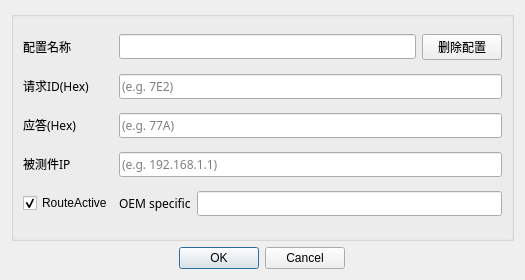
First picture: the form in UI/DoIPConfigUI.ui, repository YEZZESDXHN/DoIP_Client, before the edit.
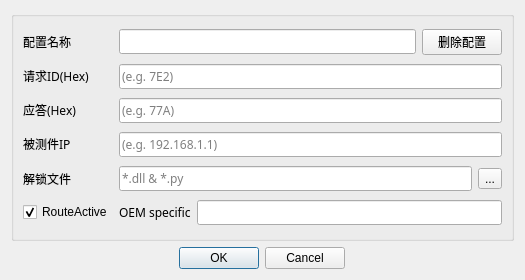
Second picture: the form after the edit.

```diff
--- a/UI/DoIPConfigUI.ui
+++ b/UI/DoIPConfigUI.ui
@@ -263,6 +263,47 @@
           </item>
          </layout>
         </item>
+        <item>
+         <layout class="QHBoxLayout" name="horizontalLayout_8" stretch="0,0,0">
+          <item>
+           <widget class="QLabel" name="label_4">
+            <property name="minimumSize">
+             <size>
+              <width>90</width>
+              <height>0</height>
+             </size>
+            </property>
+            <property name="font">
+             <font>
+              <family>微软雅黑</family>
+             </font>
+            </property>
+            <property name="text">
+             <string>解锁文件</string>
+            </property>
+           </widget>
+          </item>
+          <item>
+           <widget class="QLineEdit" name="lineEdit_GenerateKeyExOptPath">
+            <property name="font">
+             <font>
+              <family>微软雅黑</family>
+             </font>
+            </property>
+            <property name="placeholderText">
+             <string>*.dll &amp; *.py</string>
+            </property>
+           </widget>
+          </item>
+          <item>
+           <widget class="QToolButton" name="toolButton_GenerateKeyExOptPath">
+            <property name="text">
+             <string>...</string>
+            </property>
+           </widget>
+          </item>
+         </layout>
+        </item>
         <item>
          <layout class="QHBoxLayout" name="horizontalLayout_5">
           <item>
```
